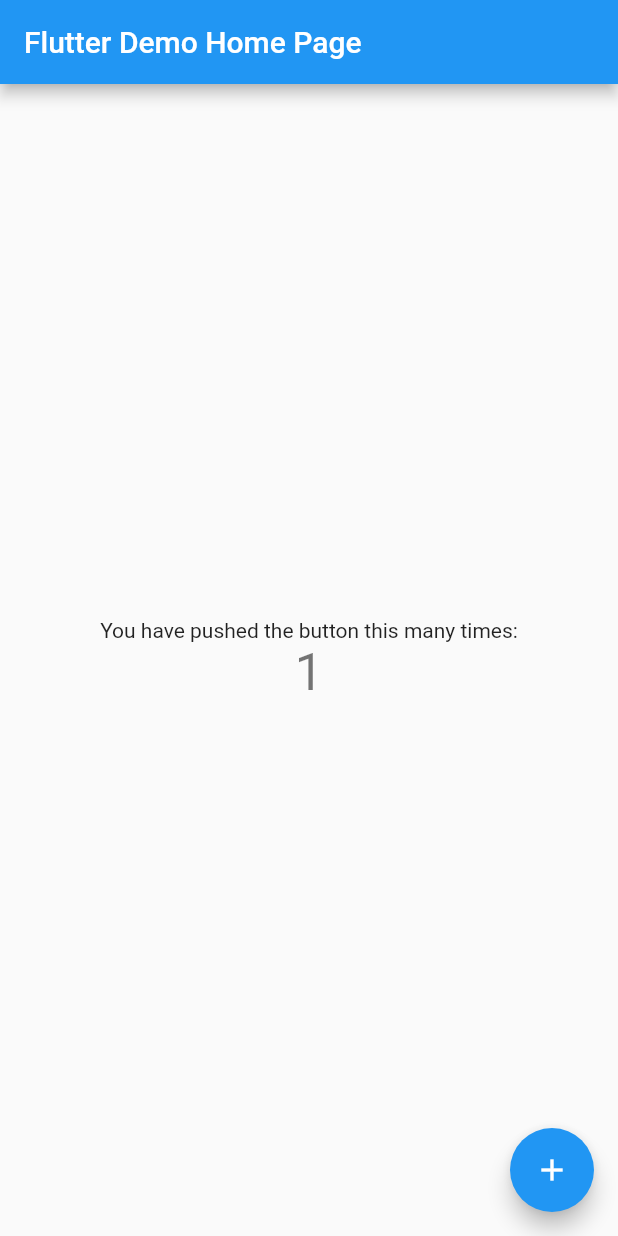
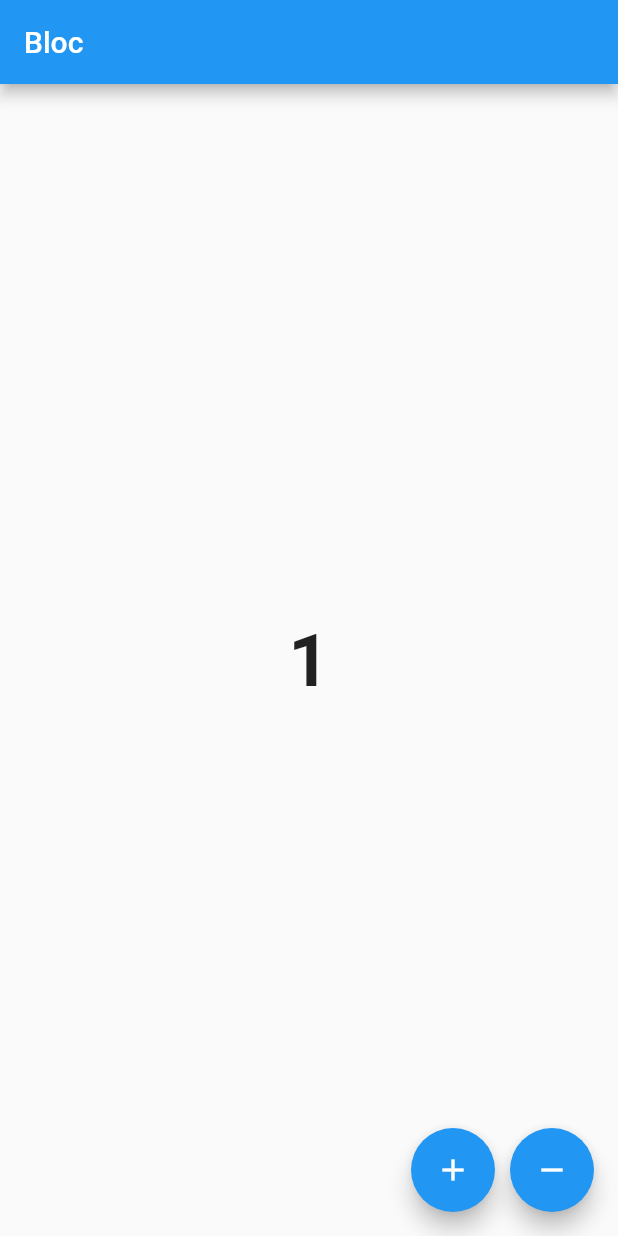
Before and after one commit to LDongGyu/flutter-block-example, a Flutter app: the screen it shows after launch, after a tap on the "add" icon, on a phone screen of 412 x 824 dp. Run offline on Flutter 3.47's test engine with Material 2 defaults, Android fonts, the phone set to English and light mode, and no system bars; our stand-ins replace flutter_bloc.

Commit message:
feat: counter_bloc_screen 기본 +,- 위젯 추가

```diff
--- /dev/null
+++ b/lib/counter_bloc_screen.dart
@@ -0,0 +1,50 @@
+import 'package:flutter/material.dart';
+import 'package:flutter_bloc/flutter_bloc.dart';
+import 'package:flutter_bloc_example/counter_bloc.dart';
+
+class CounterBlocScreen extends StatelessWidget {
+  @override
+  Widget build(BuildContext context) {
+    final counterBloc = BlocProvider.of<CounterBloc>(context);
+
+    return Scaffold(
+      appBar: AppBar(
+        title: Text('Bloc'),
+      ),
+      body: BlocBuilder<CounterBloc, int>(
+        builder: (context, counter){
+          return Center(
+            child: Text(
+              '$counter',
+              style: TextStyle(
+                fontSize: 48,
+                fontWeight: FontWeight.bold,
+              ),
+            ),
+          );
+        },
+      ),
+      floatingActionButton: Row(
+        mainAxisAlignment: MainAxisAlignment.end,
+        children: <Widget>[
+          FloatingActionButton(
+              heroTag: null,
+              child: Icon(Icons.add),
+              onPressed: (){
+                counterBloc.add(IncrementCounter());
+              }
+          ),
+          SizedBox(width: 10.0),
+          FloatingActionButton(
+              heroTag: null,
+              child: Icon(Icons.remove),
+              onPressed: (){
+                counterBloc.add(DecrementCounter());
+              }
+          ),
+        ],
+      ),
+
+    );
+  }
+}
--- a/lib/main.dart
+++ b/lib/main.dart
@@ -1,4 +1,7 @@
 import 'package:flutter/material.dart';
+import 'package:flutter_bloc/flutter_bloc.dart';
+import 'package:flutter_bloc_example/counter_bloc.dart';
+import 'package:flutter_bloc_example/counter_bloc_screen.dart';
 
 void main() {
   runApp(MyApp());
@@ -8,110 +11,20 @@ class MyApp extends StatelessWidget {
   // This widget is the root of your application.
   @override
   Widget build(BuildContext context) {
-    return MaterialApp(
-      title: 'Flutter Demo',
-      theme: ThemeData(
-        // This is the theme of your application.
-        //
-        // Try running your application with "flutter run". You'll see the
-        // application has a blue toolbar. Then, without quitting the app, try
-        // changing the primarySwatch below to Colors.green and then invoke
-        // "hot reload" (press "r" in the console where you ran "flutter run",
-        // or simply save your changes to "hot reload" in a Flutter IDE).
-        // Notice that the counter didn't reset back to zero; the application
-        // is not restarted.
-        primarySwatch: Colors.blue,
-        // This makes the visual density adapt to the platform that you run
-        // the app on. For desktop platforms, the controls will be smaller and
-        // closer together (more dense) than on mobile platforms.
-        visualDensity: VisualDensity.adaptivePlatformDensity,
+    return MultiBlocProvider(
+      providers: [
+        BlocProvider<CounterBloc>(
+          create: (context) => CounterBloc(),
+        ),
+      ],
+      child: MaterialApp(
+        title: 'Flutter Demo',
+        theme: ThemeData(
+          primarySwatch: Colors.blue,
+          visualDensity: VisualDensity.adaptivePlatformDensity,
+        ),
+        home: CounterBlocScreen(),
       ),
-      home: MyHomePage(title: 'Flutter Demo Home Page'),
     );
   }
 }
-
-class MyHomePage extends StatefulWidget {
-  MyHomePage({Key key, this.title}) : super(key: key);
-
-  // This widget is the home page of your application. It is stateful, meaning
-  // that it has a State object (defined below) that contains fields that affect
-  // how it looks.
-
-  // This class is the configuration for the state. It holds the values (in this
-  // case the title) provided by the parent (in this case the App widget) and
-  // used by the build method of the State. Fields in a Widget subclass are
-  // always marked "final".
-
-  final String title;
-
-  @override
-  _MyHomePageState createState() => _MyHomePageState();
-}
-
-class _MyHomePageState extends State<MyHomePage> {
-  int _counter = 0;
-
-  void _incrementCounter() {
-    setState(() {
-      // This call to setState tells the Flutter framework that something has
-      // changed in this State, which causes it to rerun the build method below
-      // so that the display can reflect the updated values. If we changed
-      // _counter without calling setState(), then the build method would not be
-      // called again, and so nothing would appear to happen.
-      _counter++;
-    });
-  }
-
-  @override
-  Widget build(BuildContext context) {
-    // This method is rerun every time setState is called, for instance as done
-    // by the _incrementCounter method above.
-    //
-    // The Flutter framework has been optimized to make rerunning build methods
-    // fast, so that you can just rebuild anything that needs updating rather
-    // than having to individually change instances of widgets.
-    return Scaffold(
-      appBar: AppBar(
-        // Here we take the value from the MyHomePage object that was created by
-        // the App.build method, and use it to set our appbar title.
-        title: Text(widget.title),
-      ),
-      body: Center(
-        // Center is a layout widget. It takes a single child and positions it
-        // in the middle of the parent.
-        child: Column(
-          // Column is also a layout widget. It takes a list of children and
-          // arranges them vertically. By default, it sizes itself to fit its
-          // children horizontally, and tries to be as tall as its parent.
-          //
-          // Invoke "debug painting" (press "p" in the console, choose the
-          // "Toggle Debug Paint" action from the Flutter Inspector in Android
-          // Studio, or the "Toggle Debug Paint" command in Visual Studio Code)
-          // to see the wireframe for each widget.
-          //
-          // Column has various properties to control how it sizes itself and
-          // how it positions its children. Here we use mainAxisAlignment to
-          // center the children vertically; the main axis here is the vertical
-          // axis because Columns are vertical (the cross axis would be
-          // horizontal).
-          mainAxisAlignment: MainAxisAlignment.center,
-          children: <Widget>[
-            Text(
-              'You have pushed the button this many times:',
-            ),
-            Text(
-              '$_counter',
-              style: Theme.of(context).textTheme.headline4,
-            ),
-          ],
-        ),
-      ),
-      floatingActionButton: FloatingActionButton(
-        onPressed: _incrementCounter,
-        tooltip: 'Increment',
-        child: Icon(Icons.add),
-      ), // This trailing comma makes auto-formatting nicer for build methods.
-    );
-  }
-}
```
Also changed, not shown: 1 other file.
